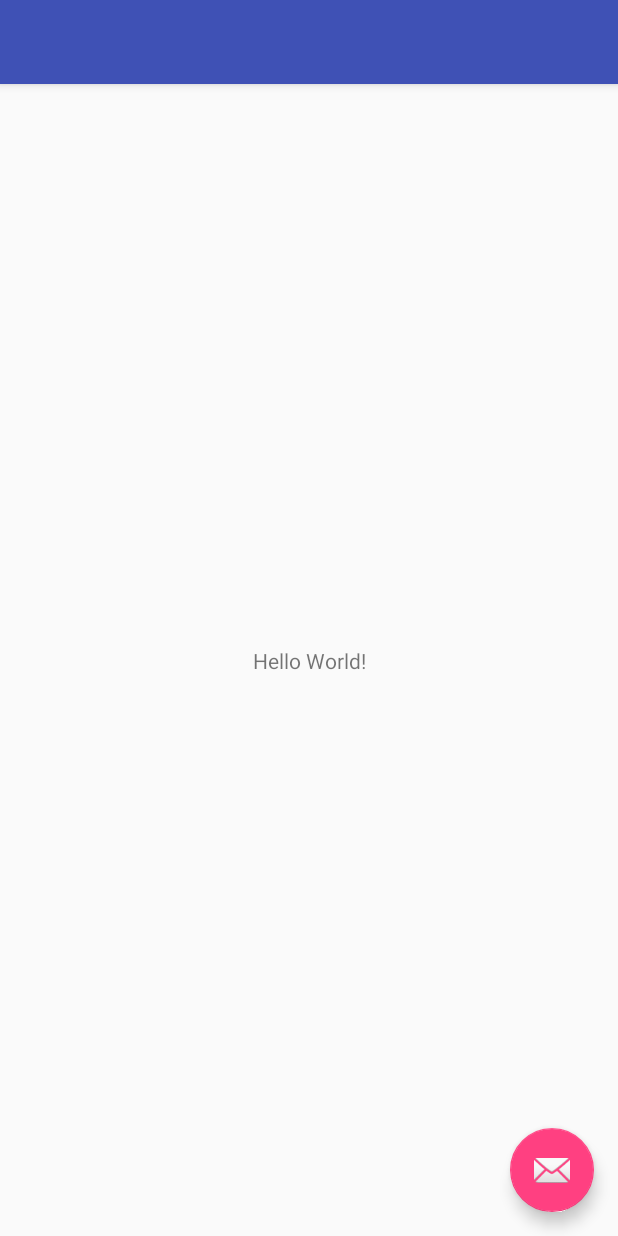
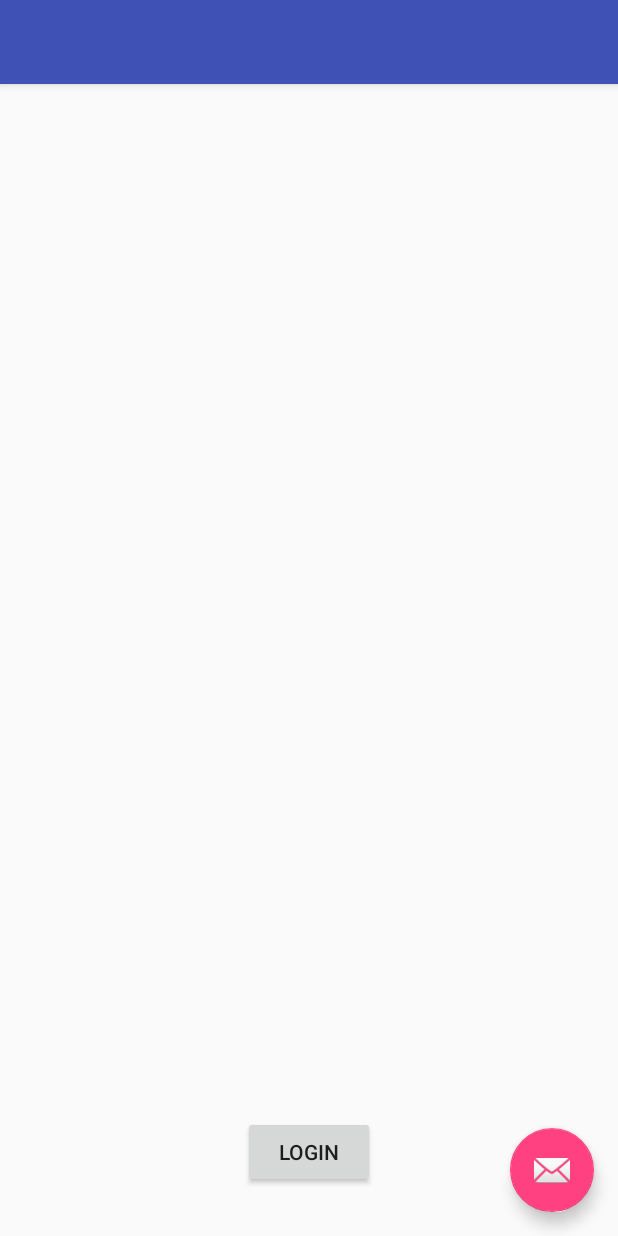
Before and after one commit to kaiyisg/defbox, an Android app: the layout app_bar_main.xml on its own in the app's theme, with its tools: preview values and no code run, on a phone screen of 412 x 824 dp. Run offline under Robolectric (Android 15) with nearby library versions, the phone set to English and light mode, and no system bars.

Commit message:
Add back4app login

```diff
--- a/Android/app/src/main/AndroidManifest.xml
+++ b/Android/app/src/main/AndroidManifest.xml
@@ -1,6 +1,9 @@
 <?xml version="1.0" encoding="utf-8"?>
 <manifest xmlns:android="http://schemas.android.com/apk/res/android"
     package="com.defbox.defbox">
+
+    <uses-permission android:name="android.permission.ACCESS_NETWORK_STATE"/>
+    <uses-permission android:name="android.permission.INTERNET"/>
 
     <application
         android:allowBackup="true"
@@ -21,4 +24,6 @@
         </activity>
     </application>
 
+
+
 </manifest>
--- a/Android/app/src/main/res/layout/content_main.xml
+++ b/Android/app/src/main/res/layout/content_main.xml
@@ -8,13 +8,16 @@
     tools:context="com.defbox.defbox.MainActivity"
     tools:showIn="@layout/app_bar_main">
 
-    <TextView
+    <Button
+        android:id="@+id/button1"
         android:layout_width="wrap_content"
         android:layout_height="wrap_content"
-        android:text="Hello World!"
+        android:text="Login"
+        android:layout_marginLeft="8dp"
+        app:layout_constraintLeft_toLeftOf="parent"
+        android:layout_marginRight="8dp"
+        app:layout_constraintRight_toRightOf="parent"
         app:layout_constraintBottom_toBottomOf="parent"
-        app:layout_constraintLeft_toLeftOf="parent"
-        app:layout_constraintRight_toRightOf="parent"
-        app:layout_constraintTop_toTopOf="parent" />
+        android:layout_marginBottom="32dp" />
 
 </android.support.constraint.ConstraintLayout>
--- a/Android/app/src/main/res/values/strings.xml
+++ b/Android/app/src/main/res/values/strings.xml
@@ -5,4 +5,7 @@
     <string name="navigation_drawer_close">Close navigation drawer</string>
 
     <string name="action_settings">Settings</string>
+    <string name="dialog_action_ok">Ok</string>
+    <string name="dialog_error_title">Something went wrong</string>
+    <!--<string name="action_settings">Settings</string>-->
 </resources>
```
Also changed, not shown: Android/app/build.gradle (+9 -0 lines), Android/app/src/main/java/com/defbox/defbox/MainActivity.java (+59 -0 lines), Android/app/src/main/java/com/defbox/defbox/adapter/Back4app.java (added, +8 -0 lines), Android/app/src/main/java/com/defbox/defbox/util/DialogBuilder.java (added, +19 -0 lines), 2 other files.
